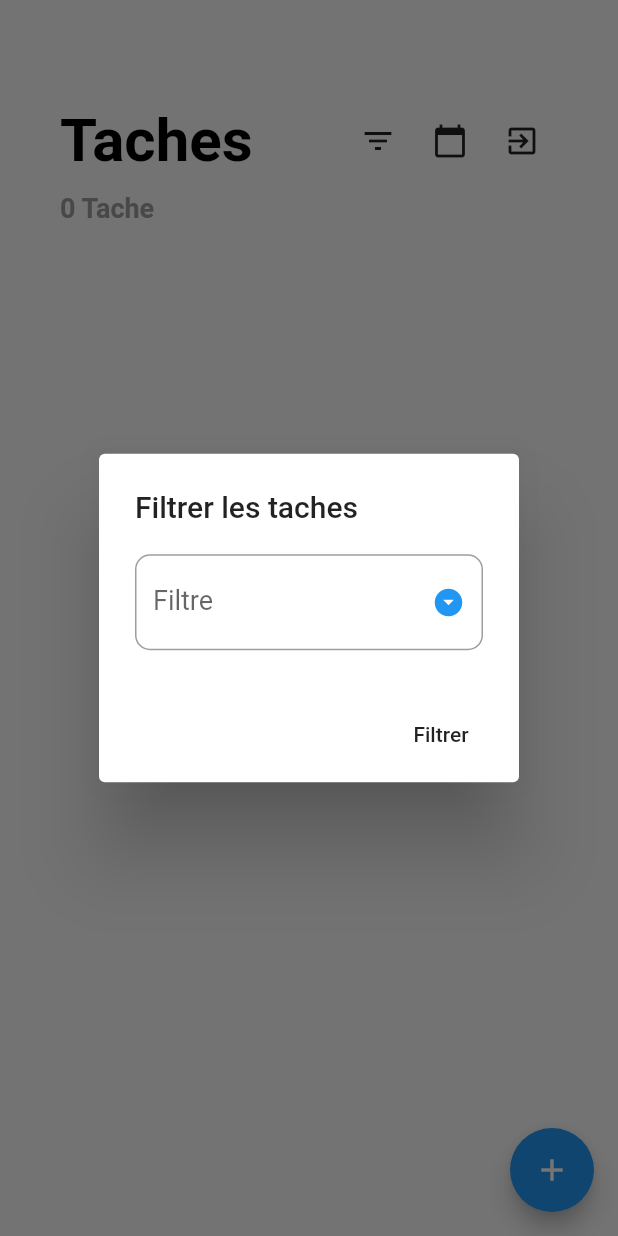
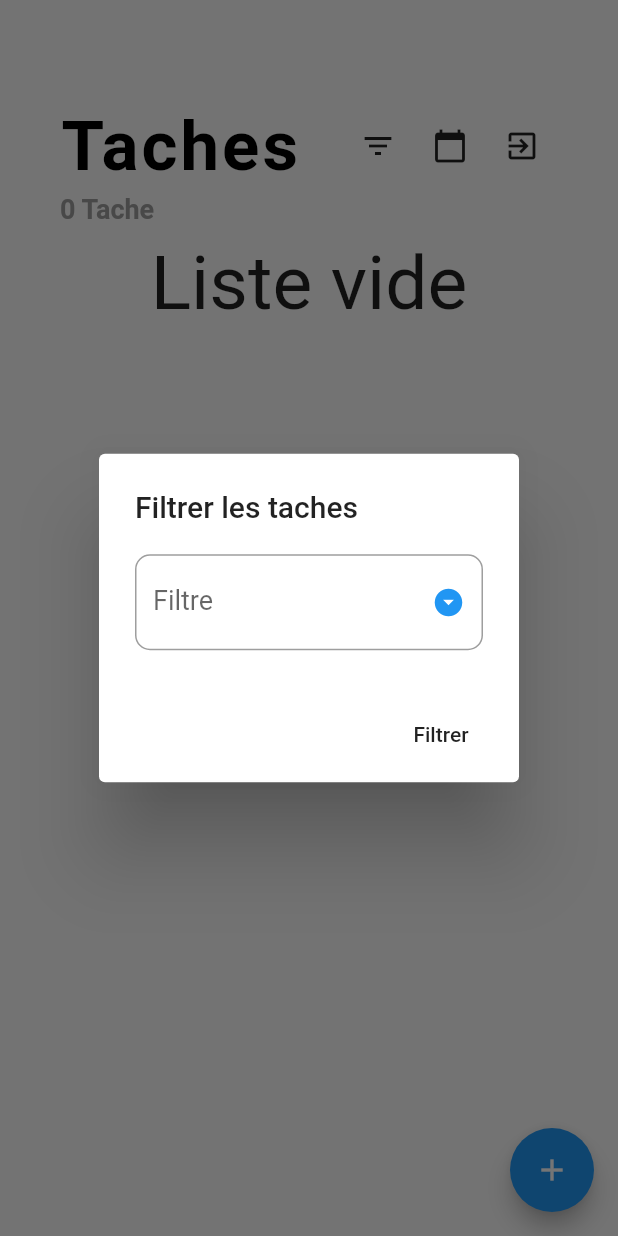
Before and after one commit to Santatra00/toDoListe, a Flutter app: the screen it shows once a user with an empty profile is signed in, after a tap on the "filter list" icon, on a phone screen of 412 x 824 dp. Run offline on Flutter 3.47's test engine with Material 2 defaults, Android fonts, the phone set to English and light mode, and no system bars; our stand-ins replace cloud_firestore, firebase_auth, firebase_core; accounts and stored records are empty.

Commit message:
fix position of title

```diff
--- a/lib/Components/MyListTile.dart
+++ b/lib/Components/MyListTile.dart
@@ -45,6 +45,7 @@ class _MyListTileState extends State<MyListTile> {
     return Dismissible(
       key: widget.key,
       background: Container(
+        height: 10.0,
         color: Theme.of(context).primaryColor,
       ),
         onDismissed: widget.onDismissed,
--- a/lib/Components/MyTextFormField.dart
+++ b/lib/Components/MyTextFormField.dart
@@ -25,6 +25,7 @@ class _MyTextFormFieldState extends State<MyTextFormField> {
         style:TextStyle(fontSize: 18.0),
         controller: widget.controller,
         maxLines: null,
+          minLines: 4,
           onSaved: widget.onSaved,
           decoration: InputDecoration(
             labelText: widget.labelText,
--- /dev/null
+++ b/lib/Components/PageTitle.dart
@@ -0,0 +1,53 @@
+
+import 'package:flutter/material.dart';
+
+class PageTitle extends StatelessWidget {
+  PageTitle({@required this.title, this.subtitle, this.options});
+  final String title;
+  final String subtitle;
+
+  final Widget options;
+
+  @override
+  Widget build(BuildContext context) {
+    return  Padding(
+      padding: EdgeInsets.only(top: 30.0, bottom: 10.0, left: 40.0, right: 40.0),
+      child: Container(
+        // color: Colors.amberAccent,
+          child: Column(
+            crossAxisAlignment: CrossAxisAlignment.start,
+            children: <Widget>[
+              //Title
+              Row(
+                mainAxisAlignment: (this.options != null)?MainAxisAlignment.spaceBetween:MainAxisAlignment.start,
+                children: [
+                  Text(
+                      title,
+                      style: TextStyle(
+                          color: Colors.black,
+                          fontSize: 46.0,
+                          fontWeight: FontWeight.bold,
+                          letterSpacing: 2.0
+                      )
+                  ),
+                  this.options??SizedBox(width: 1.0)
+                ],
+              ),
+
+              SizedBox(height: 5.0),
+              //Subtitle
+              (subtitle != null)?
+              Text(subtitle,
+                style: TextStyle(
+                    color: Colors.grey,
+                    fontSize: 18.0,
+                    fontWeight: FontWeight.w600
+                ),
+              ): SizedBox(height: 18.0)
+            ],
+          )
+      ),
+    );
+
+  }
+}
--- a/lib/main.dart
+++ b/lib/main.dart
@@ -3,6 +3,7 @@ import 'package:firebase_core/firebase_core.dart';
 import 'package:flutter/material.dart';
 import 'package:taches/configuration.dart';
 import 'package:taches/screens/AddTask.dart';
+import 'package:taches/screens/DetailTask.dart';
 import 'package:taches/screens/Home.dart';
 import 'package:taches/screens/Login.dart';
 import 'package:taches/screens/SignIn.dart';
@@ -21,7 +22,7 @@ class App extends StatelessWidget {
   @override
   Widget build(BuildContext context) {
     return MaterialApp(
-      title: 'Ecrivez votre tache',
+      title: 'Liste de tache',
       debugShowCheckedModeBanner: false,
       theme: ThemeData(
         primarySwatch: Colors.blue,
@@ -33,6 +34,7 @@ class App extends StatelessWidget {
         '/inscription': (context)=>SignInPage(),
         '/home': (context) => MyHomePage(),
         '/addTask': (context) => AddTaskPage(),
+        '/detailTask': (context) => DetailTaskPage(),
       },
     );
   }
--- a/lib/screens/Home.dart
+++ b/lib/screens/Home.dart
@@ -4,7 +4,9 @@ import 'package:flutter/material.dart';
 import 'package:intl/intl.dart';
 import 'package:taches/Components/MyDialogue.dart';
 import 'package:taches/Components/MyListTile.dart';
+import 'package:taches/Components/PageTitle.dart';
 import 'package:taches/security.dart';
+import 'package:taches/services/TacheService.dart';
 
 class MyHomePage extends StatefulWidget {
   MyHomePage({Key key}) : super(key: key);
@@ -32,7 +34,11 @@ class _MyHomePageState extends State<MyHomePage> {
 
   bool isDateFilterActive;
 
-  var db;
+  TacheService tacheService = new TacheService();
+
+  var queryTaches ;
+
+  String _subtitle;
   @override
   void initState() {
     // TODO: implement initState
@@ -47,6 +53,7 @@ class _MyHomePageState extends State<MyHomePage> {
         Navigator.popAndPushNamed(context, '/');
       }
     });
+    _subtitle = "0 Tache";
   }
 
   @override
@@ -59,52 +66,29 @@ class _MyHomePageState extends State<MyHomePage> {
           ));
     }
 
-
-    db = firestore.collection("taches").where("id_user",isEqualTo:auth.currentUser.uid);
-
+    // creating tache
+    queryTaches = tacheService.getCollectionReferenceTache();
+    queryTaches = tacheService.getQueryForAllTachesByUserId(queryTaches);
+    if(filter !=  "Tous") {
+      queryTaches = tacheService.getQueryIsFinished(queryTaches, (filter == "Accompli"));
+    }
     if(dateFilter != null){
       DateTime tempDateTime = DateTime.parse(_dateFormatQuery.format(dateFilter) + " 00:00:00");
-      if(filter !=  "Tous"){
-        db= db.where("is_finished",isEqualTo:(filter == "Accompli"))
-              .where("created_at",
-                isLessThanOrEqualTo: tempDateTime.add(Duration(days: 1)),
-                isGreaterThanOrEqualTo: tempDateTime);
-        print("Filter: $filter");
-      }else{
-        db = db.where("created_at",
-            isLessThanOrEqualTo: tempDateTime.add(Duration(days: 1)),
-            isGreaterThanOrEqualTo: tempDateTime);
+      queryTaches = tacheService.getQueryForTacheCreatedInDay(queryTaches, tempDateTime);
     }
-      print("${tempDateTime.millisecondsSinceEpoch} ${dateFilter.millisecondsSinceEpoch}");
-    }else{
-      if(filter !=  "Tous") {
-        db = db.where("is_finished", isEqualTo: (filter == "Accompli"));
-      }
-    }
+
     return Scaffold(
-      body: StreamBuilder(
-        stream: db.snapshots(),
-        builder: (context, snapshots){
-
-//            entete
-            List<Widget> listWidgetTache=[
-              Padding(
-                  padding: EdgeInsets.symmetric(horizontal: 40.0, vertical: 20.0),
-                  child: Column(
-                    crossAxisAlignment: CrossAxisAlignment.start,
-                    children: <Widget>[
-                      Row(
-                        mainAxisAlignment: MainAxisAlignment.spaceBetween,
-                        children: [
-                          Text(
-                              "Taches",
-                              style: TextStyle(
-                                  color: Colors.black,
-                                  fontSize: 40.0,
-                                  fontWeight: FontWeight.bold
-                              )
+      body:
+        Column(
+            children:[
+              SizedBox(
+                height: 40.0,
               ),
-                          Row(
+              //Header
+              PageTitle(
+                title: "Taches",
+                subtitle: _subtitle,
+                options:  Row(
                   children: [
                     IconButton(
                       icon: Icon(Icons.filter_list),
@@ -198,62 +182,64 @@ class _MyHomePageState extends State<MyHomePage> {
                     )
                   ],
                 )
-
-                        ],
               ),
-
-                      SizedBox(height: 10.0),
-
-                        Text(
-                        "${(snapshots.hasData)?snapshots.data.docs.length:0.toString()} "
-                            "Tache${(snapshots.hasData &&(snapshots.data.docs.length>1))?"s":""} "
-                            "${filter=="Tous"?"":filter}"
-                            "${(isDateFilterActive)?" du ${_dateFormatFilter.format(dateFilter)}":""}"
-                        ,
-                        style: TextStyle(
-                            color: Colors.grey,
-                            fontSize: 18.0,
-                            fontWeight: FontWeight.w600
-                        ),
-                      )
-                    ],
-                  )
-              ),
-            ];
-//          creation de la liste des taches
-            ((!snapshots.hasData)||(snapshots.data.docs.length==0))?
-            Text("Liste vide"):
-            snapshots.data.docs.forEach((data){
-              listWidgetTache.add(
-                MyListTile(
+              //List content
+              StreamBuilder(
+                  stream: queryTaches.snapshots(),
+                  builder: (context, snapshots) {
+                    String subtitleTemp = "${(snapshots.hasData) ? snapshots.data.docs.length : 0.toString()} " +
+                        "Tache${(snapshots.hasData && (snapshots.data.docs.length > 1)) ? "s" : ""} " +
+                        "${filter == "Tous" ? "" : filter}" +
+                        "${(isDateFilterActive && (dateFilter != null))? " du ${_dateFormatFilter.format(dateFilter)}": ""}";
+                    // _subtitle = subtitleTemp;
+                    // print(snapshots.data.docs);
+                    return (
+                        (!snapshots.hasData)||
+                            (snapshots.data.docs.length == 0)
+                    )?
+                    Text("Liste vide", style: TextStyle(
+                      fontSize: 50.0
+                    ),):
+                    Container(
+                      height: MediaQuery.of(context).size.height-210,
+                      child:
+                        ListView.builder(
+                            padding: EdgeInsets.symmetric(vertical: 5.0),
+                            itemCount: snapshots.data.docs.length,
+                            itemBuilder: (context, index) {
+                              var data = snapshots.data.docs[index];
+                              return MyListTile(
                                 key: Key(data.id),
-                  onDismissed : (DismissDirection direction){
-                    firestore
-                        .doc(data.id)
-                        .delete()
-                        .then((value) => print("It's deleted"))
-                        .catchError((error) => print("Failed to delete : $error"));
-
+                                user: data,
+                                onDismissed: (DismissDirection direction) {
+                                  tacheService.delete(data.id).then((value) {
+                                    print("supprimer");
+                                  }).catchError((e) {
+                                    print("Error" + e.toString());
+                                  });
                                 },
-                  title: (data["description"] == null)?"[Empty]":data["description"],
+                                title: (data["description"] == null)
+                                    ? "[Empty]"
+                                    : data["description"],
                                 categorie: data["categorie"],
                                 subtitle: _dateFormat.format(
                                     DateTime.fromMillisecondsSinceEpoch(
                                         int.parse(
-                          (data["created_at"] is int)?(data["created_at"]*1000).toString():(data["created_at"].seconds*1000).toString()
+                                            (data["created_at"] is int)
+                                                ? (data["created_at"] * 1000).toString()
+                                                : (data["created_at"].seconds *1000).toString()
                                         )
                                     )
-                  ), user: data,
+                                ),
+                              );
+                            }
                         )
                     );
-            });
-            return ListView(
-                padding: EdgeInsets.symmetric(vertical: 50.0),
-                children: listWidgetTache
-            );
                   }
+              )
+            ]
+        ),
 
-      ),
       floatingActionButton: FloatingActionButton(
         onPressed: (){
           Navigator.pushNamed(context, '/addTask');
--- a/lib/screens/Login.dart
+++ b/lib/screens/Login.dart
@@ -69,15 +69,22 @@ class _LoginPageState extends State<LoginPage> {
   @override
   Widget build(BuildContext context) {
     return Scaffold(
+      backgroundColor: Colors.white,
         body: GestureDetector(
           onTap: ()=>FocusScope.of(context).unfocus(),
           child: SingleChildScrollView(
             child: Container(
-                padding: EdgeInsets.symmetric(horizontal: 25.0, vertical: 40.0),
+                padding: EdgeInsets.symmetric(horizontal: 40.0, vertical: 50.0),
                 child: Column(
                   crossAxisAlignment: CrossAxisAlignment.start,
                   children: <Widget>[
+                    Center(
+                      child: Container(
+                        child: Image.asset("assets/images/login.png", scale: 1.1,),
+                      )
+                    ),
 
+                   SizedBox(height: 30.0,),
                    Text(
                           "Login",
                           style: TextStyle(
@@ -87,12 +94,13 @@ class _LoginPageState extends State<LoginPage> {
                           )
                       ),
 
+
                     Form(
                         key: _formController,
                         child: Column(
                           children: [
                             Padding(
-                              padding: EdgeInsets.symmetric(vertical: 20.0),
+                              padding: EdgeInsets.symmetric(vertical: 10.0),
                               child: TextFormField(
                                 style:TextStyle(fontSize: 18.0),
                                 controller: _emailController,
@@ -109,7 +117,7 @@ class _LoginPageState extends State<LoginPage> {
                               ),
                             ),
                             Padding(
-                              padding: EdgeInsets.symmetric(vertical: 20.0),
+                              padding: EdgeInsets.symmetric(vertical: 10.0),
                               child: TextFormField(
                                 obscureText: true,
                                 style:TextStyle(fontSize: 18.0),
@@ -129,8 +137,9 @@ class _LoginPageState extends State<LoginPage> {
                           ],
                         )
                     ),
+                    SizedBox(height: 20.0,),
                     Container(
-                      margin: EdgeInsets.symmetric(vertical: 20.0),
+                      margin: EdgeInsets.symmetric(vertical: 10.0),
                       height: 60.0,
                       width: double.infinity,
                       decoration: BoxDecoration(
@@ -148,14 +157,12 @@ class _LoginPageState extends State<LoginPage> {
                         ),
                       ),
                     ),
-                    SizedBox(height: 15.0,),
                     Center(
                       child: Text("ou"),
                     ),
-                    SizedBox(height: 15.0,),
 
                     Container(
-                      margin: EdgeInsets.symmetric(vertical: 20.0),
+                      margin: EdgeInsets.symmetric(vertical: 10.0),
                       height: 60.0,
                       width: double.infinity,
                       decoration: BoxDecoration(
--- a/lib/screens/SignIn.dart
+++ b/lib/screens/SignIn.dart
@@ -209,7 +209,6 @@ class _SignInPageState extends State<SignInPage> {
                       ),
                       child: FlatButton(
                         onPressed: (){
-
                           _createuser(context);
                         },
                         child: Text(
--- /dev/null
+++ b/lib/services/TacheService.dart
@@ -0,0 +1,34 @@
+import 'package:cloud_firestore/cloud_firestore.dart';
+import 'package:firebase_auth/firebase_auth.dart';
+
+class TacheService {
+
+  TacheService();
+
+  final firestore = FirebaseFirestore.instance;
+  final auth = FirebaseAuth.instance;
+
+  CollectionReference getCollectionReferenceTache(){
+    print("Query:: all");
+    return this.firestore.collection("taches");
+  }
+   Query getQueryForAllTachesByUserId(Query query){
+     return query.where("id_user",isEqualTo: this.auth.currentUser.uid);
+  }
+  Query getQueryIsFinished(Query query, bool isFinished){
+    return query.where("is_finished",isEqualTo: isFinished);
+  }
+  Query getQueryForTacheCreatedInDay(Query query, DateTime dateReference){
+    return query.where("created_at",
+        isLessThanOrEqualTo: dateReference.add(Duration(days: 1)),
+        isGreaterThanOrEqualTo: dateReference);
+  }
+
+  Future<bool> delete(String tache_id){
+     firestore.collection("taches").where("id_user",isEqualTo:auth.currentUser.uid);
+  }
+  Future<DocumentReference> add(Map<String, dynamic> tacheJson){
+    return this.firestore.collection("taches").add(tacheJson);
+  }
+
+}
--- a/pubspec.yaml
+++ b/pubspec.yaml
@@ -49,9 +49,9 @@ flutter:
   uses-material-design: true
 
   # To add assets to your application, add an assets section, like this:
-  # assets:
-  #   - images/a_dot_burr.jpeg
-  #   - images/a_dot_ham.jpeg
+  assets:
+    - assets/images/inscription.png
+    - assets/images/login.png
 
   # An image asset can refer to one or more resolution-specific "variants", see
   # https://flutter.dev/assets-and-images/#resolution-aware.
```
Also changed, not shown: lib/screens/AddTask.dart (+19 -12 lines), lib/screens/DetailTask.dart (+21 -16 lines), lib/services/AuthService.dart (added, +10 -0 lines), assets/images/inscription.png (added), assets/images/login.png (added). Lines whose indentation alone changed are shown as unchanged.
